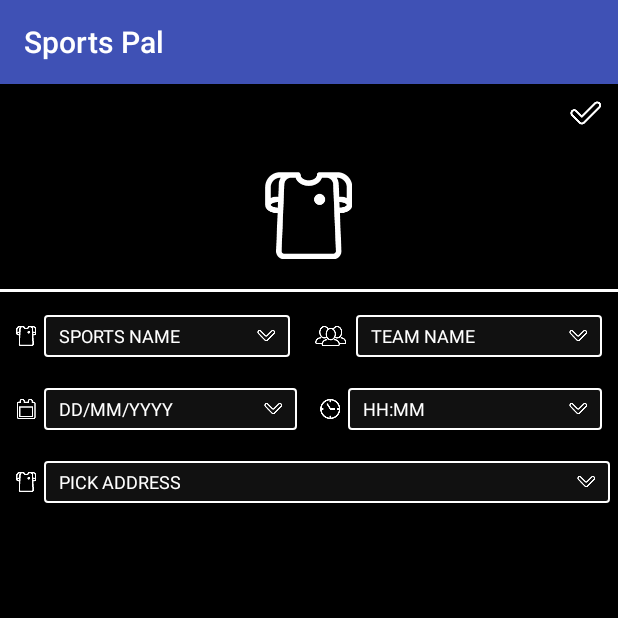
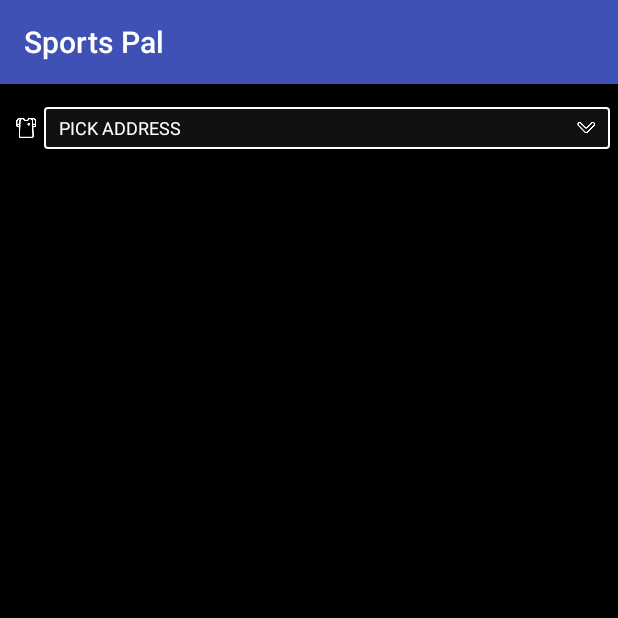
Before and after one commit to maxamillion32/Sportspal-Android, an Android app: the fragment AddGameFragment shown on its own in the app's theme, on a phone screen of 412 x 824 dp, the top half of it. Run offline under Robolectric (Android 15) with nearby library versions, the phone set to English and light mode, and no system bars.

Commit message:
Updation in AddNewGame

```diff
--- a/app/src/main/java/com/tanzil/sportspal/view/fragments/AddGameFragment.java
+++ b/app/src/main/java/com/tanzil/sportspal/view/fragments/AddGameFragment.java
@@ -3,20 +3,33 @@ package com.tanzil.sportspal.view.fragments;
 import android.app.Activity;
 import android.app.DatePickerDialog;
 import android.app.TimePickerDialog;
+import android.graphics.Color;
+import android.location.Address;
+import android.location.Geocoder;
+import android.os.AsyncTask;
 import android.os.Bundle;
 import android.support.v4.app.Fragment;
+import android.text.Editable;
+import android.text.TextWatcher;
 import android.view.LayoutInflater;
 import android.view.View;
 import android.view.ViewGroup;
+import android.widget.ArrayAdapter;
 import android.widget.DatePicker;
 import android.widget.ImageView;
+import android.widget.LinearLayout;
+import android.widget.TextView;
 import android.widget.TimePicker;
 
 import com.tanzil.sportspal.R;
+import com.tanzil.sportspal.customUi.MyEditText;
 import com.tanzil.sportspal.customUi.MyTextView;
 
+import java.io.IOException;
 import java.text.SimpleDateFormat;
+import java.util.ArrayList;
 import java.util.Calendar;
+import java.util.List;
 import java.util.Locale;
 
 /**
@@ -26,8 +39,10 @@ public class AddGameFragment extends Fragment implements View.OnClickListener {
 
     private Activity activity;
     private ImageView addGame;
-    private MyTextView txt_sportsName, txt_teamName, txt_Date, txt_Time, txt_Address;
+    private MyTextView txt_sportsName, txt_teamName, txt_Date, txt_Time;
+    private MyEditText txt_Address;
     private Calendar myCalendar;
+    private LinearLayout upperLayout;
 
     @Override
     public View onCreateView(LayoutInflater inflater, ViewGroup container,
@@ -43,14 +58,45 @@ public class AddGameFragment extends Fragment implements View.OnClickListener {
         txt_teamName = (MyTextView) rootView.findViewById(R.id.txt_team_name);
         txt_Date = (MyTextView) rootView.findViewById(R.id.txt_date);
         txt_Time = (MyTextView) rootView.findViewById(R.id.txt_time);
-        txt_Address = (MyTextView) rootView.findViewById(R.id.txt_pick_address);
+        txt_Address = (MyEditText) rootView.findViewById(R.id.txt_pick_address);
+
+        upperLayout = (LinearLayout) rootView.findViewById(R.id.upper_layout);
 
         addGame.setOnClickListener(this);
         txt_sportsName.setOnClickListener(this);
         txt_teamName.setOnClickListener(this);
         txt_Date.setOnClickListener(this);
         txt_Time.setOnClickListener(this);
-        txt_Address.setOnClickListener(this);
+
+        txt_Address.setOnFocusChangeListener(new View.OnFocusChangeListener() {
+            @Override
+            public void onFocusChange(View v, boolean hasFocus) {
+                if (hasFocus) {
+                    upperLayout.setVisibility(View.GONE);
+                } else {
+                    upperLayout.setVisibility(View.VISIBLE);
+                }
+            }
+        });
+
+        txt_Address.addTextChangedListener(new TextWatcher() {
+            @Override
+            public void beforeTextChanged(CharSequence s, int start, int count, int after) {
+
+            }
+
+            @Override
+            public void onTextChanged(CharSequence s, int start, int before, int count) {
+                if (count % 3 == 0) {
+
+                }
+            }
+
+            @Override
+            public void afterTextChanged(Editable s) {
+
+            }
+        });
         return rootView;
     }
 
@@ -70,9 +116,6 @@ public class AddGameFragment extends Fragment implements View.OnClickListener {
                 new TimePickerDialog(activity, time, myCalendar
                         .get(Calendar.HOUR_OF_DAY), myCalendar
                         .get(Calendar.MINUTE), false).show();
-                break;
-
-            case R.id.txt_pick_address:
                 break;
 
             case R.id.txt_date:
@@ -119,4 +162,62 @@ public class AddGameFragment extends Fragment implements View.OnClickListener {
         textView.setText(sdf.format(myCalendar.getTime()));
     }
 
+    private class GeocoderTaskLocation extends AsyncTask<String, Void, List<Address>> {
+
+        @Override
+        protected List<Address> doInBackground(String... locationName) {
+            // Creating an instance of Geocoder class
+            Geocoder geocoder = new Geocoder(activity);
+            List<Address> addresses = null;
+
+            try {
+                // Getting a maximum of 3 Address that matches the input text
+                addresses = geocoder.getFromLocationName(locationName[0], 5);
+            } catch (IOException e) {
+                e.printStackTrace();
+            }
+            return addresses;
+        }
+
+        @Override
+        protected void onPostExecute(final List<Address> addresses) {
+
+
+            searchLocations = new ArrayList<String>();
+            searchcor = new ArrayList<LatLng>();
+
+            for (Address address : addresses) {
+
+                LatLng temp = new LatLng(address.getLatitude(), address.getLongitude());
+
+                String location = null;
+
+
+                if (!GpUtil.isEmptyString(address.getAddressLine(0)))
+                    location = address.getAddressLine(0);
+                if (!GpUtil.isEmptyString(address.getAddressLine(1)))
+                    location = location + " " + address.getAddressLine(1);
+
+                if (location.contains("null"))
+                    location = location.replaceAll("null", "");
+                if (!GpUtil.isEmptyString(location)) ;
+
+            }
+            location_list.setVisibility(View.VISIBLE);
+            //adapter = new ArrayAdapter<String>(activity, android.R.layout.simple_list_item_1, searchLocations);
+
+            adapter = new ArrayAdapter<String>(activity, android.R.layout.simple_list_item_1, searchLocations) {
+                @Override
+                public View getView(int position, View convertView, ViewGroup parent) {
+                    View view = super.getView(position, convertView, parent);
+                    TextView text = (TextView) view.findViewById(android.R.id.text1);
+                    text.setTextColor(Color.BLACK);
+                    return view;
+                }
+            };
+            location_list.setAdapter(adapter);
+            geoTaskRunning = true;
+        }
+
+    }
 }
--- a/app/src/main/res/layout/fragment_create_new_game.xml
+++ b/app/src/main/res/layout/fragment_create_new_game.xml
@@ -5,6 +5,15 @@
     android:background="@color/black">
 
     <LinearLayout
+        android:layout_width="match_parent"
+        android:layout_height="wrap_content"
+        android:background="@color/black"
+        android:baselineAligned="false"
+        android:gravity="center_vertical"
+        android:orientation="vertical">
+
+        <LinearLayout
+            android:id="@+id/upper_layout"
             android:layout_width="match_parent"
             android:layout_height="wrap_content"
             android:background="@color/black"
@@ -168,6 +177,7 @@
                     android:textColorHint="@color/hint_color"
                     android:textSize="@dimen/small_text_size" />
             </LinearLayout>
+        </LinearLayout>
 
         <LinearLayout
             android:layout_width="match_parent"
@@ -185,7 +195,7 @@
                 android:padding="5dp"
                 android:src="@drawable/sports" />
 
-            <com.tanzil.sportspal.customUi.MyTextView
+            <com.tanzil.sportspal.customUi.MyEditText
                 android:id="@+id/txt_pick_address"
                 android:layout_width="0dp"
                 android:layout_height="@dimen/drop_down_height"
```
Lines whose indentation alone changed are shown as unchanged.
